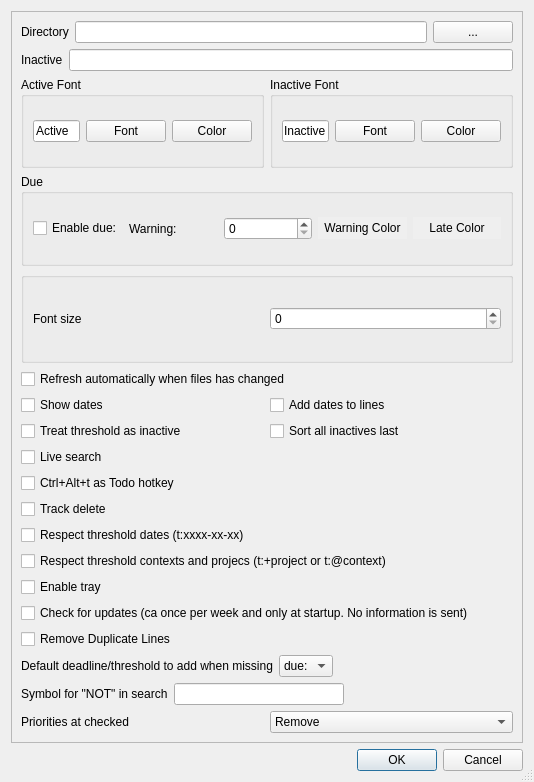
Old version of the form settingsdialog.ui in the repository SverrirValgeirsson/Todour.
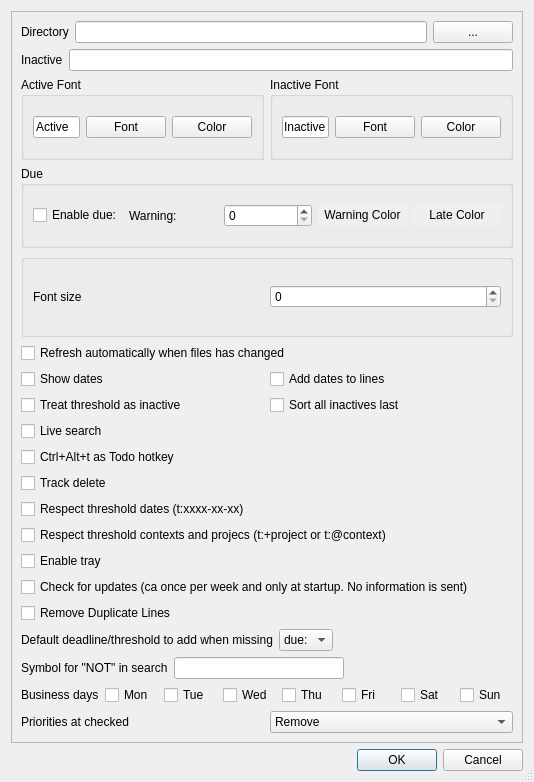
New version of the form.

Commit message: Added functionality for business days

What changed in the file:
```diff
--- a/settingsdialog.ui
+++ b/settingsdialog.ui
@@ -28,10 +28,10 @@
      <widget class="QWidget" name="scrollAreaWidgetContents">
       <property name="geometry">
        <rect>
-        <x>-12</x>
-        <y>0</y>
+        <x>0</x>
+        <y>-45</y>
         <width>530</width>
-        <height>742</height>
+        <height>772</height>
        </rect>
       </property>
       <layout class="QVBoxLayout" name="verticalLayout_2">
@@ -405,6 +405,66 @@
          </item>
         </layout>
        </item>
+       <item>
+        <layout class="QHBoxLayout" name="horizontalLayout_14">
+         <item>
+          <widget class="QLabel" name="label_8">
+           <property name="text">
+            <string>Business days</string>
+           </property>
+          </widget>
+         </item>
+         <item>
+          <widget class="QCheckBox" name="cb_monday">
+           <property name="text">
+            <string>Mon</string>
+           </property>
+          </widget>
+         </item>
+         <item>
+          <widget class="QCheckBox" name="cb_tuesday">
+           <property name="text">
+            <string>Tue</string>
+           </property>
+          </widget>
+         </item>
+         <item>
+          <widget class="QCheckBox" name="cb_wednesday">
+           <property name="text">
+            <string>Wed</string>
+           </property>
+          </widget>
+         </item>
+         <item>
+          <widget class="QCheckBox" name="cb_thursday">
+           <property name="text">
+            <string>Thu</string>
+           </property>
+          </widget>
+         </item>
+         <item>
+          <widget class="QCheckBox" name="cb_friday">
+           <property name="text">
+            <string>Fri</string>
+           </property>
+          </widget>
+         </item>
+         <item>
+          <widget class="QCheckBox" name="cb_saturday">
+           <property name="text">
+            <string>Sat</string>
+           </property>
+          </widget>
+         </item>
+         <item>
+          <widget class="QCheckBox" name="cb_sunday">
+           <property name="text">
+            <string>Sun</string>
+           </property>
+          </widget>
+         </item>
+        </layout>
+       </item>
        <item>
         <layout class="QHBoxLayout" name="horizontalLayout_8">
          <item>
```
The commit also changes 4 other files.
